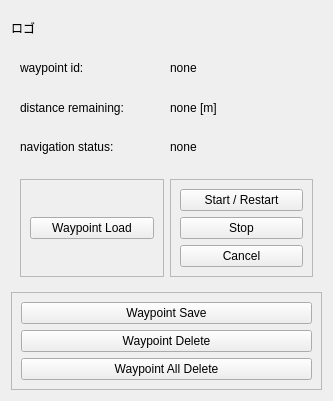
Above: ike_nav_rviz_plugins/src/ui/ike_nav.ui from uhobeike/ike_nav before the change. Below: the same form after it.
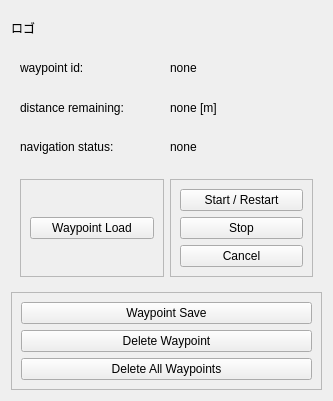
That is the form after the change.

```diff
--- a/ike_nav_rviz_plugins/src/ui/ike_nav.ui
+++ b/ike_nav_rviz_plugins/src/ui/ike_nav.ui
@@ -170,14 +170,14 @@
       <item>
        <widget class="QPushButton" name="waypoint_delete">
         <property name="text">
-         <string>Waypoint Delete</string>
+         <string>Delete Waypoint</string>
         </property>
        </widget>
       </item>
       <item>
        <widget class="QPushButton" name="waypoint_all_delete">
         <property name="text">
-         <string>Waypoint All Delete</string>
+         <string>Delete All Waypoints</string>
         </property>
        </widget>
       </item>
```
Left out of the diff: 4 changed lines with no effect on the pictures.
